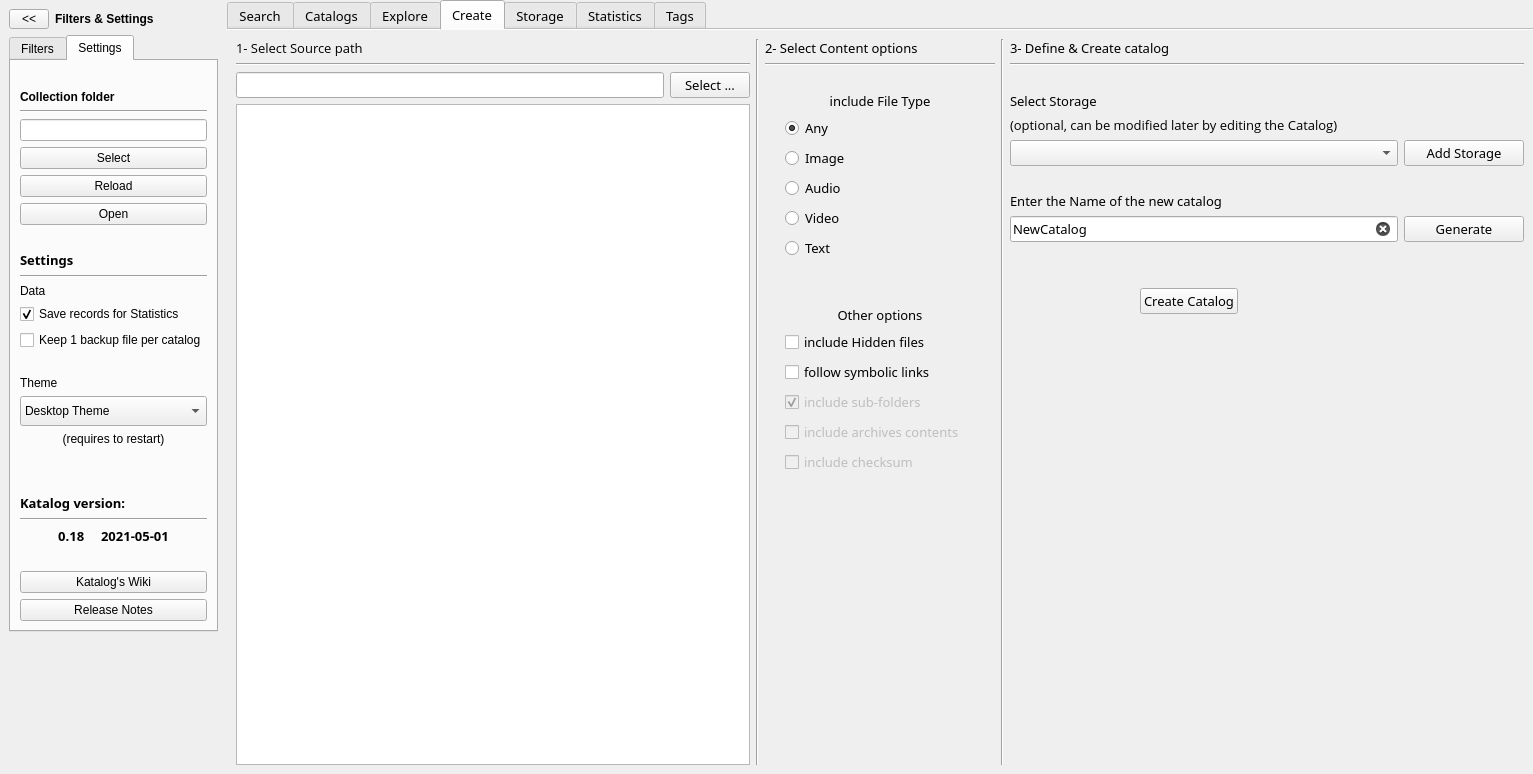
First picture: the form in mainwindow.ui, repository StephaneCouturier/Katalog, before the edit.
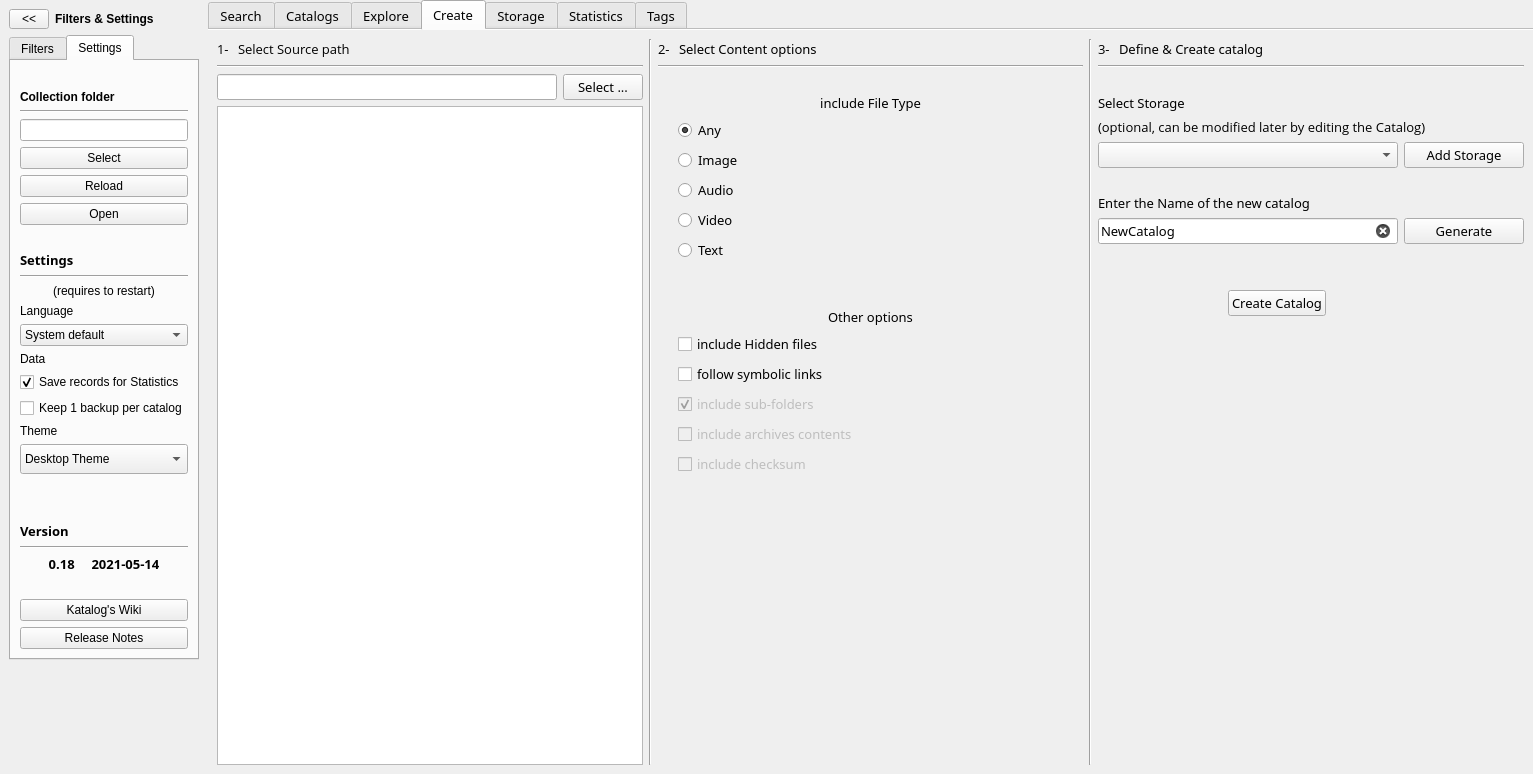
Second picture: the form after the edit. The open tabs and pages were chosen to show the change. Icons and pictures are not drawn. Custom widgets are drawn as their Qt base class.

Commit message: https://github.com/StephaneCouturier/Katalog/issues/137

```diff
--- a/mainwindow.ui
+++ b/mainwindow.ui
@@ -1990,20 +1990,65 @@
         <item row="0" column="2">
          <layout class="QVBoxLayout" name="Create_verticalLayout_2_OptionsButton">
           <item>
-           <widget class="QLabel" name="Create_label_SelectContent">
-            <property name="font">
-             <font>
-              <family>Noto Sans</family>
-              <pointsize>10</pointsize>
-             </font>
-            </property>
-            <property name="text">
-             <string>2- Select Content options</string>
-            </property>
-            <property name="margin">
-             <number>6</number>
-            </property>
-           </widget>
+           <layout class="QHBoxLayout" name="horizontalLayout_2">
+            <item>
+             <widget class="QLabel" name="Create_label_SelectThePath_4">
+              <property name="minimumSize">
+               <size>
+                <width>0</width>
+                <height>0</height>
+               </size>
+              </property>
+              <property name="maximumSize">
+               <size>
+                <width>25</width>
+                <height>16777215</height>
+               </size>
+              </property>
+              <property name="font">
+               <font>
+                <family>Open Sans</family>
+                <pointsize>10</pointsize>
+               </font>
+              </property>
+              <property name="text">
+               <string>2- </string>
+              </property>
+              <property name="margin">
+               <number>6</number>
+              </property>
+             </widget>
+            </item>
+            <item>
+             <widget class="QLabel" name="Create_label_SelectContent">
+              <property name="font">
+               <font>
+                <family>Noto Sans</family>
+                <pointsize>10</pointsize>
+               </font>
+              </property>
+              <property name="text">
+               <string>Select Content options</string>
+              </property>
+              <property name="margin">
+               <number>6</number>
+              </property>
+             </widget>
+            </item>
+            <item>
+             <spacer name="horizontalSpacer_3">
+              <property name="orientation">
+               <enum>Qt::Horizontal</enum>
+              </property>
+              <property name="sizeHint" stdset="0">
+               <size>
+                <width>40</width>
+                <height>20</height>
+               </size>
+              </property>
+             </spacer>
+            </item>
+           </layout>
           </item>
           <item>
            <widget class="Line" name="Create_hline_02">
@@ -2235,20 +2280,65 @@
            <number>0</number>
           </property>
           <item>
-           <widget class="QLabel" name="Create_label_DefineCreate">
-            <property name="font">
-             <font>
-              <family>Noto Sans</family>
-              <pointsize>10</pointsize>
-             </font>
-            </property>
-            <property name="text">
-             <string>3- Define &amp; Create catalog</string>
-            </property>
-            <property name="margin">
-             <number>6</number>
-            </property>
-           </widget>
+           <layout class="QHBoxLayout" name="horizontalLayout_3">
+            <item>
+             <widget class="QLabel" name="Create_label_SelectThePath_5">
+              <property name="minimumSize">
+               <size>
+                <width>0</width>
+                <height>0</height>
+               </size>
+              </property>
+              <property name="maximumSize">
+               <size>
+                <width>25</width>
+                <height>16777215</height>
+               </size>
+              </property>
+              <property name="font">
+               <font>
+                <family>Open Sans</family>
+                <pointsize>10</pointsize>
+               </font>
+              </property>
+              <property name="text">
+               <string>3- </string>
+              </property>
+              <property name="margin">
+               <number>6</number>
+              </property>
+             </widget>
+            </item>
+            <item>
+             <widget class="QLabel" name="Create_label_DefineCreate">
+              <property name="font">
+               <font>
+                <family>Noto Sans</family>
+                <pointsize>10</pointsize>
+               </font>
+              </property>
+              <property name="text">
+               <string>Define &amp; Create catalog</string>
+              </property>
+              <property name="margin">
+               <number>6</number>
+              </property>
+             </widget>
+            </item>
+            <item>
+             <spacer name="horizontalSpacer_4">
+              <property name="orientation">
+               <enum>Qt::Horizontal</enum>
+              </property>
+              <property name="sizeHint" stdset="0">
+               <size>
+                <width>40</width>
+                <height>20</height>
+               </size>
+              </property>
+             </spacer>
+            </item>
+           </layout>
           </item>
           <item>
            <widget class="Line" name="Create_hline_03">
@@ -2527,32 +2617,77 @@
         <item row="0" column="0">
          <layout class="QVBoxLayout" name="Create_verticalLayout_1_SelectPath">
           <item>
-           <widget class="QLabel" name="Create_label_SelectThePath">
-            <property name="minimumSize">
-             <size>
-              <width>0</width>
-              <height>0</height>
-             </size>
-            </property>
-            <property name="maximumSize">
-             <size>
-              <width>150</width>
-              <height>16777215</height>
-             </size>
-            </property>
-            <property name="font">
-             <font>
-              <family>Open Sans</family>
-              <pointsize>10</pointsize>
-             </font>
-            </property>
-            <property name="text">
-             <string>1- Select Source path</string>
-            </property>
-            <property name="margin">
-             <number>6</number>
-            </property>
-           </widget>
+           <layout class="QHBoxLayout" name="horizontalLayout">
+            <item>
+             <widget class="QLabel" name="Create_label_SelectThePath_3">
+              <property name="minimumSize">
+               <size>
+                <width>0</width>
+                <height>0</height>
+               </size>
+              </property>
+              <property name="maximumSize">
+               <size>
+                <width>25</width>
+                <height>16777215</height>
+               </size>
+              </property>
+              <property name="font">
+               <font>
+                <family>Open Sans</family>
+                <pointsize>10</pointsize>
+               </font>
+              </property>
+              <property name="text">
+               <string>1- </string>
+              </property>
+              <property name="margin">
+               <number>6</number>
+              </property>
+             </widget>
+            </item>
+            <item>
+             <widget class="QLabel" name="Create_label_SelectThePath">
+              <property name="minimumSize">
+               <size>
+                <width>0</width>
+                <height>0</height>
+               </size>
+              </property>
+              <property name="maximumSize">
+               <size>
+                <width>150</width>
+                <height>16777215</height>
+               </size>
+              </property>
+              <property name="font">
+               <font>
+                <family>Open Sans</family>
+                <pointsize>10</pointsize>
+               </font>
+              </property>
+              <property name="text">
+               <string>Select Source path</string>
+              </property>
+              <property name="margin">
+               <number>6</number>
+              </property>
+             </widget>
+            </item>
+            <item>
+             <spacer name="horizontalSpacer_2">
+              <property name="orientation">
+               <enum>Qt::Horizontal</enum>
+              </property>
+              <property name="sizeHint" stdset="0">
+               <size>
+                <width>40</width>
+                <height>20</height>
+               </size>
+              </property>
+             </spacer>
+            </item>
+           </layout>
           </item>
           <item>
            <widget class="Line" name="Create_hline_01">
@@ -3586,7 +3721,7 @@
                 </font>
                </property>
                <property name="text">
-                <string>Katalog version:</string>
+                <string>Version</string>
                </property>
                <property name="alignment">
                 <set>Qt::AlignLeading|Qt::AlignLeft|Qt::AlignVCenter</set>
@@ -3611,7 +3746,7 @@
                 </font>
                </property>
                <property name="text">
-                <string>0.18     2021-05-01</string>
+                <string>0.18     2021-05-14</string>
                </property>
                <property name="alignment">
                 <set>Qt::AlignCenter</set>
@@ -3652,20 +3787,7 @@
            </item>
            <item row="2" column="0">
             <layout class="QGridLayout" name="Settings_gridLayout_Settings">
-             <item row="2" column="1">
-              <widget class="QLabel" name="Settings_label_Data">
-               <property name="font">
-                <font>
-                 <weight>50</weight>
-                 <bold>false</bold>
-                </font>
-               </property>
-               <property name="text">
-                <string>Data</string>
-               </property>
-              </widget>
-             </item>
-             <item row="9" column="1">
+             <item row="13" column="1">
               <widget class="QComboBox" name="Settings_comboBox_Theme">
                <property name="minimumSize">
                 <size>
@@ -3688,38 +3810,59 @@
                </item>
               </widget>
              </item>
+             <item row="11" column="1">
+              <widget class="QCheckBox" name="Settings_checkBox_KeepOneBackUp">
+               <property name="text">
+                <string>Keep 1 backup per catalog</string>
+               </property>
+              </widget>
+             </item>
              <item row="7" column="1">
-              <spacer name="Settings_verticalSpacer_03">
-               <property name="orientation">
-                <enum>Qt::Vertical</enum>
+              <widget class="QLabel" name="Settings_label_Data">
+               <property name="font">
+                <font>
+                 <weight>50</weight>
+                 <bold>false</bold>
+                </font>
                </property>
-               <property name="sizeType">
-                <enum>QSizePolicy::Fixed</enum>
+               <property name="text">
+                <string>Data</string>
                </property>
-               <property name="sizeHint" stdset="0">
-                <size>
-                 <width>20</width>
-                 <height>20</height>
-                </size>
-               </property>
-              </spacer>
+              </widget>
              </item>
-             <item row="0" column="1">
-              <widget class="QLabel" name="Settings_label_Settings">
+             <item row="12" column="1">
+              <widget class="QLabel" name="Settings_label_Theme">
                <property name="font">
                 <font>
-                 <family>Noto Sans</family>
-                 <pointsize>10</pointsize>
-                 <weight>75</weight>
-                 <bold>true</bold>
+                 <weight>50</weight>
+                 <bold>false</bold>
                 </font>
                </property>
                <property name="text">
-                <string>Settings</string>
+                <string>Theme</string>
                </property>
               </widget>
              </item>
              <item row="5" column="1">
+              <widget class="QComboBox" name="Settings_comboBox_Language">
+               <item>
+                <property name="text">
+                 <string>System default</string>
+                </property>
+               </item>
+               <item>
+                <property name="text">
+                 <string>en_US</string>
+                </property>
+               </item>
+               <item>
+                <property name="text">
+                 <string>fr_FR</string>
+                </property>
+               </item>
+              </widget>
+             </item>
+             <item row="10" column="1">
               <widget class="QCheckBox" name="Settings_checkBox_SaveRecordWhenUpdate">
                <property name="text">
                 <string>Save records for Statistics</string>
@@ -3729,20 +3872,7 @@
                </property>
               </widget>
              </item>
-             <item row="8" column="1">
-              <widget class="QLabel" name="Settings_label_Theme">
-               <property name="font">
-                <font>
-                 <weight>50</weight>
-                 <bold>false</bold>
-                </font>
-               </property>
-               <property name="text">
-                <string>Theme</string>
-               </property>
-              </widget>
-             </item>
-             <item row="10" column="1">
+             <item row="2" column="1">
               <widget class="QLabel" name="Settings_label_Theme_2">
                <property name="text">
                 <string>(requires to restart)</string>
@@ -3752,13 +3882,6 @@
                </property>
               </widget>
              </item>
-             <item row="6" column="1">
-              <widget class="QCheckBox" name="Settings_checkBox_KeepOneBackUp">
-               <property name="text">
-                <string>Keep 1 backup file per catalog</string>
-               </property>
-              </widget>
-             </item>
              <item row="1" column="1">
               <widget class="Line" name="line_2">
                <property name="orientation">
@@ -3766,6 +3889,34 @@
                </property>
               </widget>
              </item>
+             <item row="4" column="1">
+              <widget class="QLabel" name="Settings_label_Data_2">
+               <property name="font">
+                <font>
+                 <weight>50</weight>
+                 <bold>false</bold>
+                </font>
+               </property>
+               <property name="text">
+                <string>Language</string>
+               </property>
+              </widget>
+             </item>
+             <item row="0" column="1">
+              <widget class="QLabel" name="Settings_label_Settings">
+               <property name="font">
+                <font>
+                 <family>Noto Sans</family>
+                 <pointsize>10</pointsize>
+                 <weight>75</weight>
+                 <bold>true</bold>
+                </font>
+               </property>
+               <property name="text">
+                <string>Settings</string>
+               </property>
+              </widget>
+             </item>
             </layout>
            </item>
            <item row="0" column="0">
@@ -3790,7 +3941,7 @@
               <widget class="QLabel" name="Collection_label_CurrentFolder">
                <property name="maximumSize">
                 <size>
-                 <width>115</width>
+                 <width>180</width>
                  <height>16777215</height>
                 </size>
                </property>
```
Left out of the diff: 414 changed lines with no effect on the pictures. The commit also changes 6 other files.
